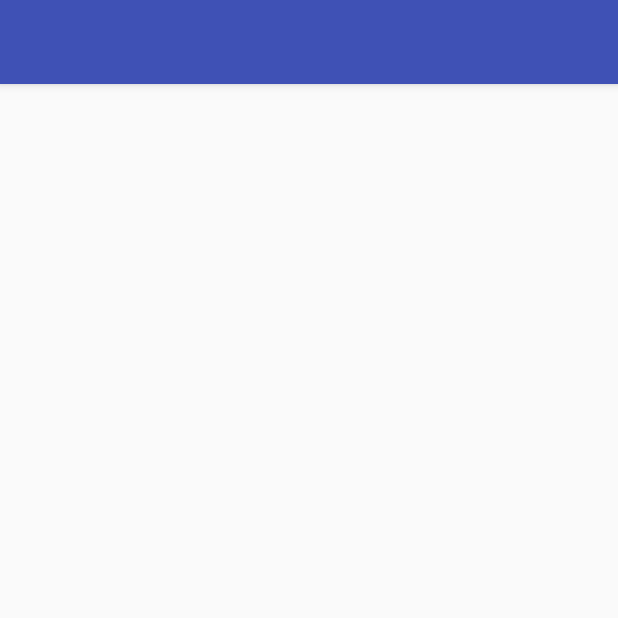
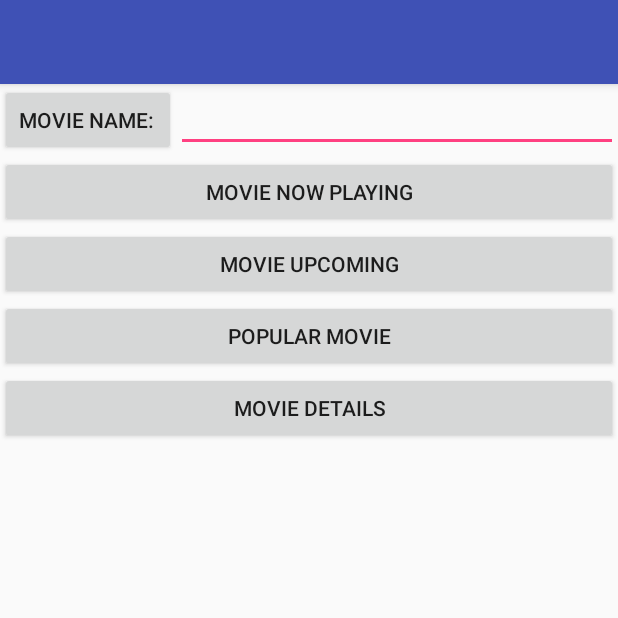
Before and after one commit to ginquelM-G/ISEL, an Android app: the screen it shows after launch (MainActivity), on a phone screen of 412 x 824 dp, the top half of it. Run offline under Robolectric (Android 15) with nearby library versions, the phone set to English and light mode, and no system bars; our stand-ins replace Volley.

Commit message:
Starting to use Intent to launch others activity

```diff
--- a/TMDb/app/src/main/AndroidManifest.xml
+++ b/TMDb/app/src/main/AndroidManifest.xml
@@ -19,6 +19,8 @@
                 <category android:name="android.intent.category.LAUNCHER" />
             </intent-filter>
         </activity>
+
+        <activity android:name=".view.ResultsActivity"></activity>
     </application>
 
 </manifest>
--- a/TMDb/app/src/main/java/pt/isel/pdm/tmdb/view/MainActivity.kt
+++ b/TMDb/app/src/main/java/pt/isel/pdm/tmdb/view/MainActivity.kt
@@ -1,7 +1,10 @@
 package pt.isel.pdm.tmdb.view
 
+import android.content.Intent
 import android.support.v7.app.AppCompatActivity
 import android.os.Bundle
+import android.util.Log
+import android.view.View
 import android.widget.*
 import com.android.volley.toolbox.Volley
 import org.json.JSONArray
@@ -24,72 +27,58 @@ class MainActivity : AppCompatActivity() {
     private val listOfItem by lazy { findViewById(R.id.list_itens) as ListView}
     private val MOVIE_SEARCH = "https://api.themoviedb.org/3/search/movie?api_key=b531994cdfaa8e3b441e4086b1c6756d&query=Batman"
     private val dbCLient = TheMovieDbClient()
+    private var movieName1: String? = null
+    private var edTxt_nomeDoFilme: EditText? = null
 
     override fun onCreate(savedInstanceState: Bundle?) {
         super.onCreate(savedInstanceState)
-        setContentView(R.layout.activity_main)
-        /**
-        val textBox = findViewById(R.id.textBox) as TextView
+        setContentView(R.layout.activity_main_1)
+
+        edTxt_nomeDoFilme = findViewById(R.id.nomeDoFilme) as EditText
+        var bt_searchMovieByName = findViewById(R.id.bt_searchMovieByName) as Button
+        var bt_movieNowPlaying = findViewById(R.id.bt_movieNowPlaying) as Button
+        var bt_movieUpcoming = findViewById(R.id.bt_movieUpcoming) as Button
+        var bt_moviePopular = findViewById(R.id.bt_moviePopular) as Button
 
 
-        var searchMovieItems = dbCLient.search("Batman", application, {x ->
-            //var adapter = ArrayAdapter(this, android.R.layout.simple_list_item_1,x)
-           // listOfItem.adapter = adapter
-            textBox.setText(x)
-        })
-*/
-        var searchMovieItems1 = dbCLient.search("Batman", application, { movieItems ->
-            var adapter = ArrayAdapter(this, android.R.layout.simple_list_item_1, movieItems)
-            listOfItem.adapter = adapter
-            listOfItem.setOnItemClickListener { parent, view, position, ld ->
-                Toast.makeText(this, movieItems.toString(), Toast.LENGTH_SHORT).show()
-            }
-        })
+      /*
+        bt_searchMovieByName.setOnClickListener {startActivity(Intent(this, ResultsActivity::class.java))  }
+      */
+        bt_searchMovieByName.setOnClickListener(getOnClickListener())
+        bt_movieNowPlaying.setOnClickListener(getOnClickListener())
 
 
-        /**
-        application.requestQueue.add(JsonObjectRequest(
-        //requestQueue.add(JsonObjectRequest(
-                MOVIE_SEARCH,
-                null,
-                {
-                    val jsonSearchMovieItem = it.get("results") as JSONArray
 
 
-                    Log.i("jsonSearchMovieItem:", jsonSearchMovieItem.toString())
+    }
 
 
-                    val searchMovieItems = jsonSearchMovieItem
-                            .asSequence()
-                            .map {
-                                MovieSearchItem.kt(
-                                        it["id"] as Int,
-                                        it["title"] as String
-                                )
-                            }
-                            .toList()
-                            .toTypedArray()
+    private fun getOnClickListener(): View.OnClickListener{
+        return View.OnClickListener {
+            var intent =  Intent(this, ResultsActivity::class.java)
+            intent.putExtra("MOVIE_NAME",  edTxt_nomeDoFilme?.text.toString())
 
+            startActivity(intent)
+            //startActivity(Intent(this, ResultsActivity::class.java))
+            edTxt_nomeDoFilme?.setText("")
 
-                    //Log.d("########MovieSearchItem_", MovieSearchItem_..toString())
+        }
+    }
 
-                    var adapter = ArrayAdapter(this, android.R.layout.simple_list_item_1, searchMovieItems)
-                    listOfItem.adapter = adapter
+/**
+    private fun getOnClickListener2():  View.OnClickListener{
 
-                    listOfItem.setOnItemClickListener { parent, view, position, ld ->
-                        Toast.makeText(this, searchMovieItems[position].toString(), Toast.LENGTH_SHORT).show()
-                    }
-
-                },
-
-                {
-                    Log.e("ERROR:: ", it.toString())
-
-                })
-
-        )
-        */
+        return View.OnClickListener {
+            dbCLient.movieNowPlaying(application, { movieItems ->
+                var adapter = ArrayAdapter(this, android.R.layout.simple_list_item_1, movieItems)
+                listOfItem.adapter = adapter
+                listOfItem.setOnItemClickListener { parent, view, position, ld ->
+                    Toast.makeText(this, movieItems.toString(), Toast.LENGTH_SHORT).show()
+                }
+            })
+        }
     }
+    */
 
 
 
--- a/TMDb/app/src/main/res/layout/activity_main_1.xml
+++ b/TMDb/app/src/main/res/layout/activity_main_1.xml
@@ -15,24 +15,22 @@
 
 
         <EditText
-            android:id="@+id/editText"
+            android:id="@+id/nomeDoFilme"
             android:layout_width="270dp"
             android:layout_height="wrap_content"
-            android:layout_right="@id/bt_searchMovieByName"
             android:layout_alignParentTop="true"
             android:layout_alignParentRight="true"
             android:layout_alignParentEnd="true"
             android:layout_toRightOf="@+id/bt_searchMovieByName"
             android:layout_toEndOf="@+id/bt_searchMovieByName"
-            android:text="nome do filme"/>
+            android:text=""/>
 
         <Button
             android:id="@+id/bt_searchMovieByName"
             android:layout_width="wrap_content"
             android:layout_height="wrap_content"
-            android:layout_left="@id/editText"
-            android:onClick="printSomething"
-            android:text="write Something"
+            android:onClick=""
+            android:text="Movie Name: "
             tools:layout_editor_absoluteX="0dp"
             tools:layout_editor_absoluteY="52dp" />
 
@@ -49,29 +47,29 @@
 
 
         <Button
-            android:id="@+id/button"
+            android:id="@+id/bt_movieNowPlaying"
             android:layout_width="match_parent"
             android:layout_height="wrap_content"
             android:layout_weight="0.01"
-            android:text="Button" />
+            android:text="Movie Now Playing" />
 
         <Button
-            android:id="@+id/button4"
+            android:id="@+id/bt_movieUpcoming"
             android:layout_width="match_parent"
             android:layout_height="wrap_content"
-            android:text="Button" />
+            android:text="Movie Upcoming" />
 
         <Button
-            android:id="@+id/button3"
+            android:id="@+id/bt_moviePopular"
             android:layout_width="match_parent"
             android:layout_height="wrap_content"
-            android:text="Button" />
+            android:text="Popular Movie" />
 
         <Button
-            android:id="@+id/button2"
+            android:id="@+id/movieDetails"
             android:layout_width="match_parent"
             android:layout_height="wrap_content"
-            android:text="Button" />
+            android:text="Movie Details" />
 
 
 
```
Also changed, not shown: TMDb/app/src/main/java/pt/isel/pdm/tmdb/data/TheMovieDbClient.kt (+31 -5 lines), TMDb/app/src/main/java/pt/isel/pdm/tmdb/domain/Movie.kt (added, +7 -0 lines), TMDb/app/src/main/java/pt/isel/pdm/tmdb/domain/entities/Movie.kt (deleted, +0 -7 lines), TMDb/app/src/main/java/pt/isel/pdm/tmdb/view/ResultsActivity.kt (added, +47 -0 lines).
